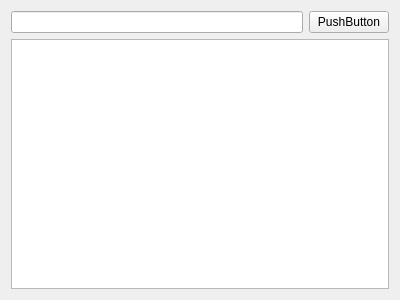
DXia-101/CarApp, file UserInterface.ui: the form before one commit.
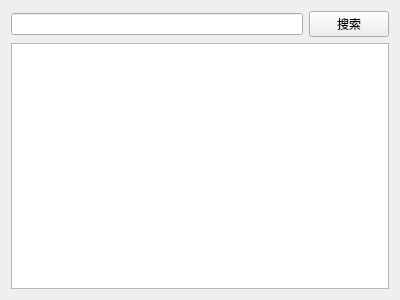
The form after the commit.

Commit message: 重构用户信息界面为查询用户订单界面

Diff of the .ui file:
```diff
--- a/UserInterface.ui
+++ b/UserInterface.ui
@@ -24,7 +24,7 @@
        <item>
         <widget class="QPushButton" name="pushButton">
          <property name="text">
-          <string>PushButton</string>
+          <string>搜索</string>
          </property>
         </widget>
        </item>
```
Left out of the diff: 4 changed lines with no effect on the pictures. The commit also changes 4 other files.
